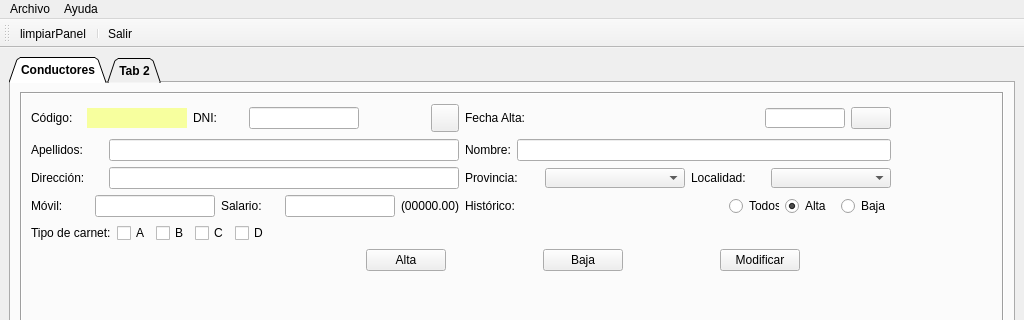
This is templates/MainWindow.ui in braisd11/CarTeis as Qt 5 draws it before an edit; both pictures show x 0 to 1024 and y 0 to 320 of the 1024 by 795 pixel window. The edited form follows.
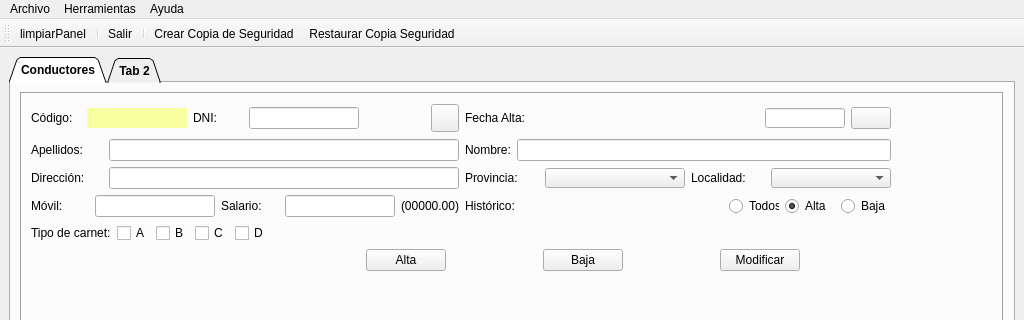
This is the edited form. Icons and pictures are not drawn.

Patch:
```diff
--- a/templates/MainWindow.ui
+++ b/templates/MainWindow.ui
@@ -822,7 +822,15 @@
     </property>
     <addaction name="actionAcerca_de"/>
    </widget>
+   <widget class="QMenu" name="menuHerramientas">
+    <property name="title">
+     <string>Herramientas</string>
+    </property>
+    <addaction name="actionCrear_Copia_de_Seguridad"/>
+    <addaction name="actionRestaurar_Copia_Seguridad"/>
+   </widget>
    <addaction name="menuArchivo"/>
+   <addaction name="menuHerramientas"/>
    <addaction name="menuAyuda"/>
   </widget>
   <widget class="QStatusBar" name="statusbar"/>
@@ -848,6 +856,9 @@
    <addaction name="actionlimpiarPanel"/>
    <addaction name="separator"/>
    <addaction name="actionSalir"/>
+   <addaction name="separator"/>
+   <addaction name="actionCrear_Copia_de_Seguridad"/>
+   <addaction name="actionRestaurar_Copia_Seguridad"/>
   </widget>
   <action name="actionlimpiarPanel">
    <property name="icon">
@@ -872,6 +883,30 @@
     <string>Salir</string>
    </property>
   </action>
+  <action name="actionCrear_Copia_de_Seguridad">
+   <property name="icon">
+    <iconset>
+     <normaloff>../img/icon_upload.ico</normaloff>../img/icon_upload.ico</iconset>
+   </property>
+   <property name="text">
+    <string>Crear Copia de Seguridad</string>
+   </property>
+   <property name="shortcut">
+    <string>Alt+S</string>
+   </property>
+  </action>
+  <action name="actionRestaurar_Copia_Seguridad">
+   <property name="icon">
+    <iconset>
+     <normaloff>../img/icon_download.ico</normaloff>../img/icon_download.ico</iconset>
+   </property>
+   <property name="text">
+    <string>Restaurar Copia Seguridad</string>
+   </property>
+   <property name="shortcut">
+    <string>Alt+R</string>
+   </property>
+  </action>
  </widget>
  <resources>
   <include location="../img/imagenes.qrc"/>
```
Left out of the diff: 4 changed lines with no effect on the pictures.
